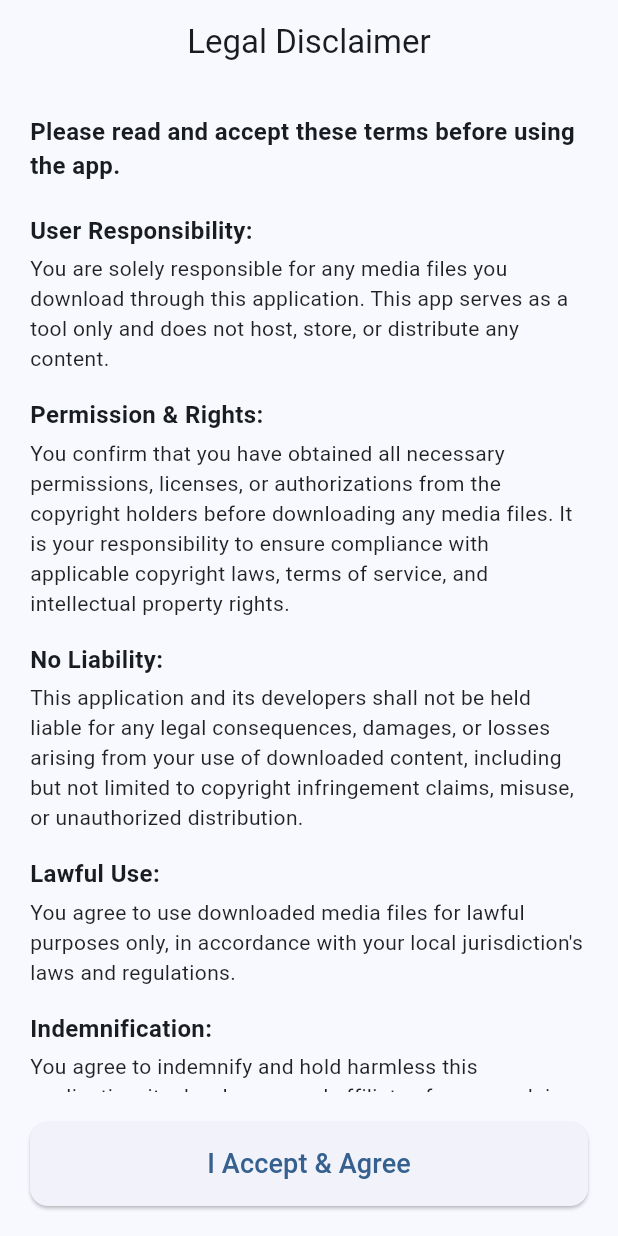
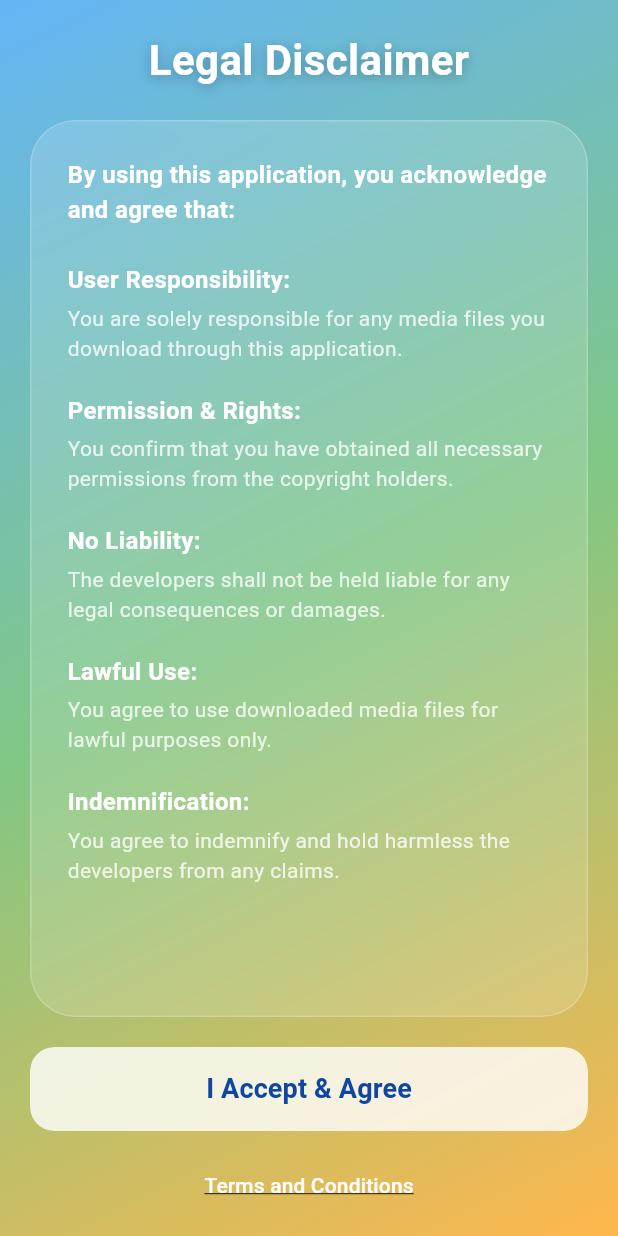
Before and after one commit to qubatorsnetusa-maker/kcmediadownloader, a Flutter app: the screen it shows after launch, on a phone screen of 412 x 824 dp. Run offline on Flutter 3.47's test engine with Material 3 defaults, Android fonts, the phone set to English and light mode, and no system bars; our stand-ins replace carousel_slider, dio, firebase_core, firebase_remote_config, introduction_screen, permission_handler and 1 more; accounts and stored records are empty.

Commit message:
Improve UI with Apple-like Glassmorphism and add Terms & Conditions

```diff
--- a/lib/legal_disclaimer_screen.dart
+++ b/lib/legal_disclaimer_screen.dart
@@ -1,7 +1,9 @@
 import 'package:flutter/material.dart';
 import 'package:shared_preferences/shared_preferences.dart';
+import 'dart:ui';
 import 'home_screen.dart';
 import 'walkthrough_screen.dart';
+import 'terms_and_conditions_screen.dart';
 
 class LegalDisclaimerScreen extends StatelessWidget {
   final bool showWalkthrough;
@@ -22,79 +24,145 @@ class LegalDisclaimerScreen extends StatelessWidget {
   @override
   Widget build(BuildContext context) {
     return Scaffold(
-      appBar: AppBar(
-        title: const Text('Legal Disclaimer'),
-        centerTitle: true,
+      body: Stack(
+        children: [
+          // Apple-style Dynamic Background
+          Container(
+            decoration: const BoxDecoration(
+              gradient: LinearGradient(
+                begin: Alignment.topLeft,
+                end: Alignment.bottomRight,
+                colors: [
+                  Color(0xFF64B5F6), // Blue
+                  Color(0xFF81C784), // Green
+                  Color(0xFFFFB74D), // Orange
+                ],
               ),
-      body: SafeArea(
-        child: Padding(
-          padding: const EdgeInsets.all(20.0),
+            ),
+          ),
+          // Content
+          SafeArea(
             child: Column(
               children: [
+                const SizedBox(height: 20),
+                const Text(
+                  'Legal Disclaimer',
+                  style: TextStyle(
+                    fontSize: 28,
+                    fontWeight: FontWeight.bold,
+                    color: Colors.white,
+                    shadows: [Shadow(color: Colors.black26, blurRadius: 10, offset: Offset(0, 2))],
+                  ),
+                ),
+                const SizedBox(height: 20),
                 Expanded(
+                  child: Padding(
+                    padding: const EdgeInsets.symmetric(horizontal: 20.0),
+                    child: ClipRRect(
+                      borderRadius: BorderRadius.circular(30),
+                      child: BackdropFilter(
+                        filter: ImageFilter.blur(sigmaX: 20, sigmaY: 20),
+                        child: Container(
+                          padding: const EdgeInsets.all(24),
+                          decoration: BoxDecoration(
+                            color: Colors.white.withOpacity(0.15),
+                            borderRadius: BorderRadius.circular(30),
+                            border: Border.all(color: Colors.white.withOpacity(0.2)),
+                          ),
                           child: SingleChildScrollView(
                             child: Column(
                               crossAxisAlignment: CrossAxisAlignment.start,
                               children: [
                                 const Text(
-                        'Please read and accept these terms before using the app.',
-                        style: TextStyle(fontSize: 16, fontWeight: FontWeight.bold),
+                                  'By using this application, you acknowledge and agree that:',
+                                  style: TextStyle(fontSize: 16, fontWeight: FontWeight.bold, color: Colors.white),
                                 ),
-                      const SizedBox(height: 20),
-                      _buildBulletPoint(
+                                const SizedBox(height: 24),
+                                _buildGlassBullet(
                                   'User Responsibility:',
-                        'You are solely responsible for any media files you download through this application. This app serves as a tool only and does not host, store, or distribute any content.',
+                                  'You are solely responsible for any media files you download through this application.',
                                 ),
-                      _buildBulletPoint(
+                                _buildGlassBullet(
                                   'Permission & Rights:',
-                        'You confirm that you have obtained all necessary permissions, licenses, or authorizations from the copyright holders before downloading any media files. It is your responsibility to ensure compliance with applicable copyright laws, terms of service, and intellectual property rights.',
+                                  'You confirm that you have obtained all necessary permissions from the copyright holders.',
                                 ),
-                      _buildBulletPoint(
+                                _buildGlassBullet(
                                   'No Liability:',
-                        'This application and its developers shall not be held liable for any legal consequences, damages, or losses arising from your use of downloaded content, including but not limited to copyright infringement claims, misuse, or unauthorized distribution.',
+                                  'The developers shall not be held liable for any legal consequences or damages.',
                                 ),
-                      _buildBulletPoint(
+                                _buildGlassBullet(
                                   'Lawful Use:',
-                        'You agree to use downloaded media files for lawful purposes only, in accordance with your local jurisdiction\'s laws and regulations.',
+                                  'You agree to use downloaded media files for lawful purposes only.',
                                 ),
-                      _buildBulletPoint(
+                                _buildGlassBullet(
                                   'Indemnification:',
-                        'You agree to indemnify and hold harmless this application, its developers, and affiliates from any claims, damages, or legal actions resulting from your use of this service.',
-                      ),
-                      const SizedBox(height: 20),
-                      const Text(
-                        'By proceeding, you affirm that you have read, understood, and accepted these terms.',
-                        style: TextStyle(fontStyle: FontStyle.italic),
+                                  'You agree to indemnify and hold harmless the developers from any claims.',
                                 ),
                               ],
                             ),
                           ),
                         ),
+                      ),
+                    ),
+                  ),
+                ),
                 const SizedBox(height: 20),
-              ElevatedButton(
+                Padding(
+                  padding: const EdgeInsets.symmetric(horizontal: 20.0),
+                  child: ClipRRect(
+                    borderRadius: BorderRadius.circular(16),
+                    child: BackdropFilter(
+                      filter: ImageFilter.blur(sigmaX: 10, sigmaY: 10),
+                      child: ElevatedButton(
                         onPressed: () => _acceptDisclaimer(context),
                         style: ElevatedButton.styleFrom(
+                          backgroundColor: Colors.white.withOpacity(0.8),
+                          foregroundColor: Colors.blue[900],
                           minimumSize: const Size(double.infinity, 56),
-                  shape: RoundedRectangleBorder(borderRadius: BorderRadius.circular(12)),
+                          shape: RoundedRectangleBorder(borderRadius: BorderRadius.circular(16)),
+                          elevation: 0,
                         ),
-                child: const Text('I Accept & Agree', style: TextStyle(fontSize: 18)),
+                        child: const Text('I Accept & Agree', style: TextStyle(fontSize: 18, fontWeight: FontWeight.bold)),
                       ),
+                    ),
+                  ),
+                ),
+                const SizedBox(height: 12),
+                // Terms & Conditions link at the very bottom
+                TextButton(
+                  onPressed: () {
+                    Navigator.push(
+                      context,
+                      MaterialPageRoute(builder: (context) => const TermsAndConditionsScreen()),
+                    );
+                  },
+                  child: const Text(
+                    'Terms and Conditions',
+                    style: TextStyle(
+                      color: Colors.white,
+                      decoration: TextDecoration.underline,
+                      fontSize: 14,
+                    ),
+                  ),
+                ),
+                const SizedBox(height: 10),
               ],
             ),
           ),
+        ],
       ),
     );
   }
 
-  Widget _buildBulletPoint(String title, String body) {
+  Widget _buildGlassBullet(String title, String body) {
     return Padding(
-      padding: const EdgeInsets.only(bottom: 16.0),
+      padding: const EdgeInsets.only(bottom: 20.0),
       child: Column(
         crossAxisAlignment: CrossAxisAlignment.start,
         children: [
-          Text(title, style: const TextStyle(fontWeight: FontWeight.bold, fontSize: 16)),
+          Text(title, style: const TextStyle(fontWeight: FontWeight.bold, fontSize: 16, color: Colors.white)),
           const SizedBox(height: 4),
-          Text(body, style: const TextStyle(fontSize: 14, color: Colors.black87)),
+          Text(body, style: TextStyle(fontSize: 14, color: Colors.white.withOpacity(0.8))),
         ],
       ),
     );
```
Also changed, not shown: lib/terms_and_conditions_screen.dart (added, +77 -0 lines). Lines whose indentation alone changed are shown as unchanged.
